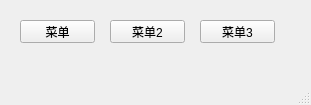
Qt form mainwindow.ui (iwxyi/Qt-FacileMenu) before a commit.
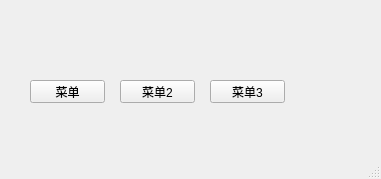
The same form after that commit. Custom widgets are drawn as their Qt base class.

```diff
--- a/mainwindow.ui
+++ b/mainwindow.ui
@@ -6,8 +6,8 @@
    <rect>
     <x>0</x>
     <y>0</y>
-    <width>311</width>
-    <height>105</height>
+    <width>381</width>
+    <height>179</height>
    </rect>
   </property>
   <property name="windowTitle">
@@ -17,8 +17,8 @@
    <widget class="InteractiveButtonBase" name="pushButton">
     <property name="geometry">
      <rect>
-      <x>20</x>
-      <y>20</y>
+      <x>30</x>
+      <y>80</y>
       <width>75</width>
       <height>23</height>
      </rect>
@@ -30,8 +30,8 @@
    <widget class="InteractiveButtonBase" name="pushButton_2">
     <property name="geometry">
      <rect>
-      <x>110</x>
-      <y>20</y>
+      <x>120</x>
+      <y>80</y>
       <width>75</width>
       <height>23</height>
      </rect>
@@ -43,8 +43,8 @@
    <widget class="InteractiveButtonBase" name="pushButton_3">
     <property name="geometry">
      <rect>
-      <x>200</x>
-      <y>20</y>
+      <x>210</x>
+      <y>80</y>
       <width>75</width>
       <height>23</height>
      </rect>
@@ -53,6 +53,16 @@
      <string>菜单3</string>
     </property>
    </widget>
+   <widget class="FacileMenuBar" name="menuBar" native="true">
+    <property name="geometry">
+     <rect>
+      <x>20</x>
+      <y>20</y>
+      <width>341</width>
+      <height>31</height>
+     </rect>
+    </property>
+   </widget>
   </widget>
   <widget class="QMenuBar" name="menubar">
    <property name="geometry">
@@ -72,6 +82,12 @@
    <extends>QPushButton</extends>
    <header>interactivebuttonbase.h</header>
   </customwidget>
+  <customwidget>
+   <class>FacileMenuBar</class>
+   <extends>QWidget</extends>
+   <header>facilemenubar.h</header>
+   <container>1</container>
+  </customwidget>
  </customwidgets>
  <resources/>
  <connections/>
```
Left out of the diff: 4 changed lines with no effect on the pictures.
